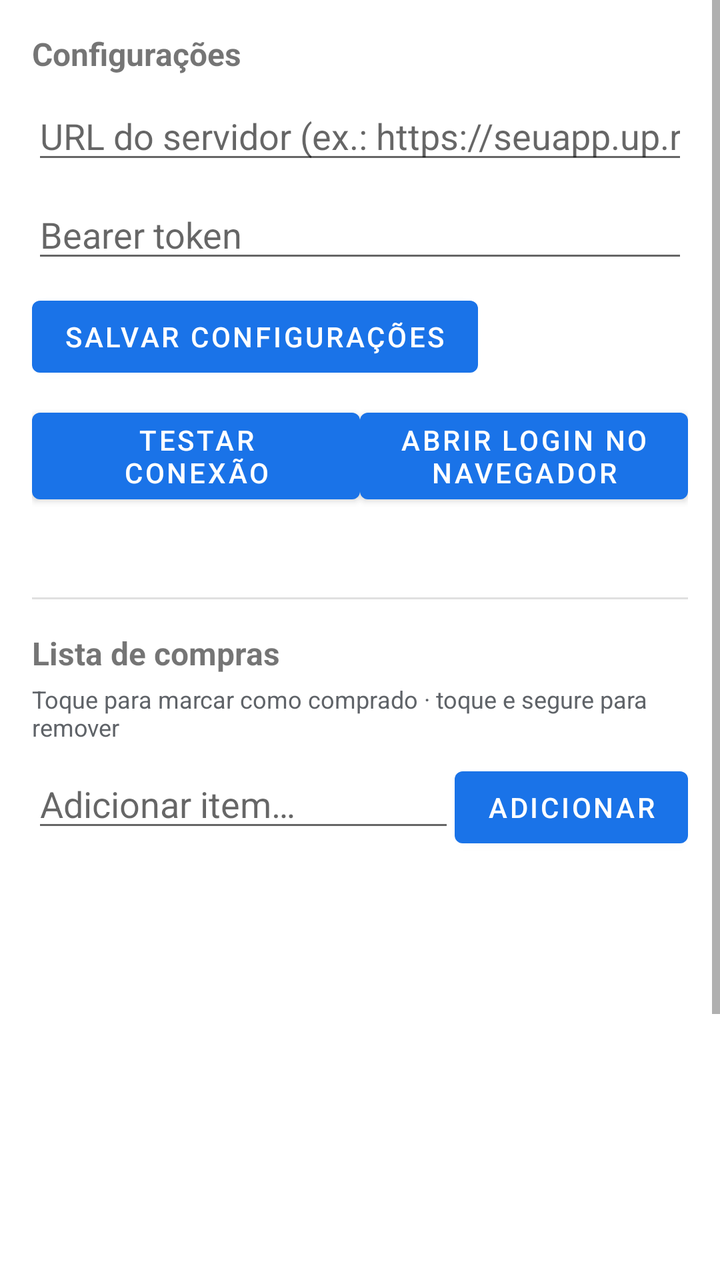
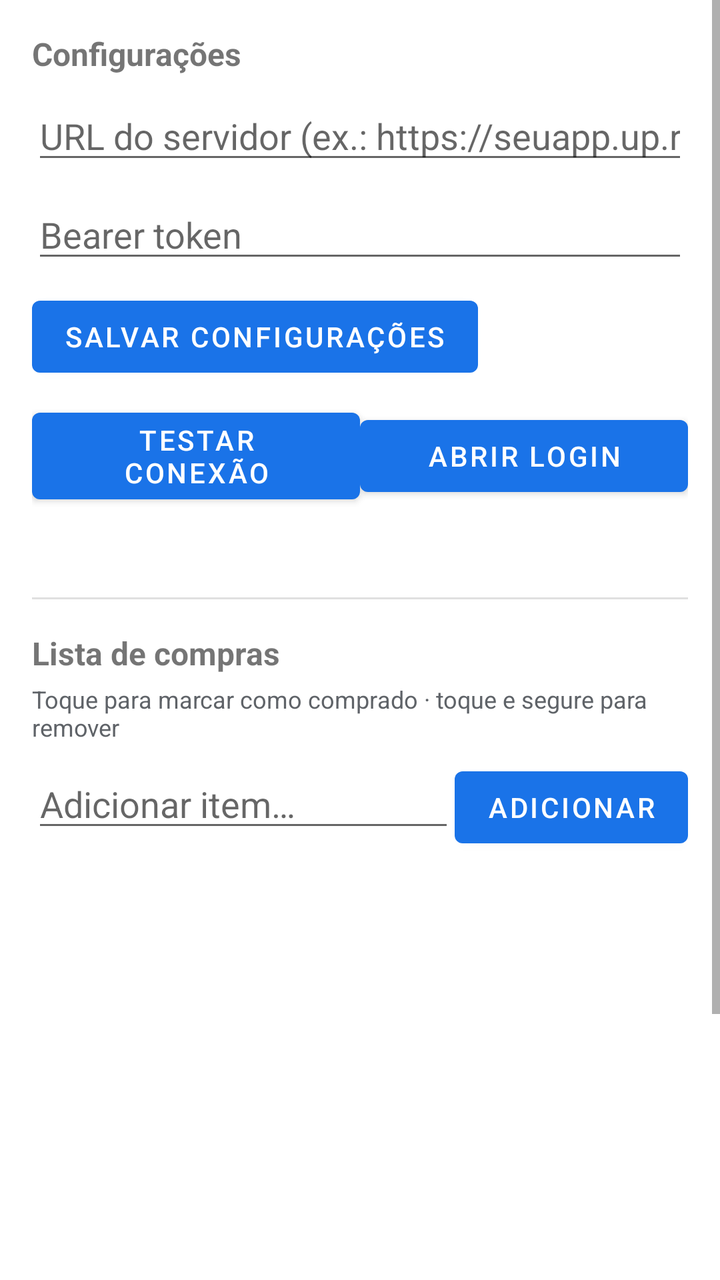

Two renders of the same Android screen: before a commit and after it. Below are the layout's source before the change and the commit's diff.
<!-- AndroidManifest.xml: application theme Theme.AlexaWidget -->
<!-- res/layout/activity_main.xml -->
<?xml version="1.0" encoding="utf-8"?>
<ScrollView xmlns:android="http://schemas.android.com/apk/res/android"
    android:layout_width="match_parent"
    android:layout_height="match_parent">

    <LinearLayout
        android:layout_width="match_parent"
        android:layout_height="wrap_content"
        android:orientation="vertical"
        android:padding="16dp">

        <TextView
            android:layout_width="wrap_content"
            android:layout_height="wrap_content"
            android:text="@string/settings_title"
            android:textStyle="bold"
            android:textSize="16sp"
            android:layout_marginBottom="8dp" />

        <EditText
            android:id="@+id/server_url_input"
            android:layout_width="match_parent"
            android:layout_height="wrap_content"
            android:hint="@string/server_url_hint"
            android:inputType="textUri"
            android:maxLines="1" />

        <EditText
            android:id="@+id/token_input"
            android:layout_width="match_parent"
            android:layout_height="wrap_content"
            android:hint="@string/token_hint"
            android:inputType="textVisiblePassword"
            android:maxLines="1"
            android:layout_marginTop="8dp" />

        <Button
            android:id="@+id/save_settings_button"
            android:layout_width="wrap_content"
            android:layout_height="wrap_content"
            android:text="@string/save_settings"
            android:layout_marginTop="8dp" />

        <LinearLayout
            android:layout_width="match_parent"
            android:layout_height="wrap_content"
            android:orientation="horizontal"
            android:layout_marginTop="8dp">

            <Button
                android:id="@+id/test_connection_button"
                android:layout_width="0dp"
                android:layout_height="wrap_content"
                android:layout_weight="1"
                android:text="@string/test_connection" />

            <Button
                android:id="@+id/open_login_button"
                android:layout_width="0dp"
                android:layout_height="wrap_content"
                android:layout_weight="1"
                android:text="@string/open_login" />
        </LinearLayout>

        <TextView
            android:id="@+id/status_text"
            android:layout_width="match_parent"
            android:layout_height="wrap_content"
            android:layout_marginTop="8dp" />

        <View
            android:layout_width="match_parent"
            android:layout_height="1dp"
            android:background="?android:attr/listDivider"
            android:layout_marginTop="16dp"
            android:layout_marginBottom="16dp" />

        <TextView
            android:layout_width="wrap_content"
            android:layout_height="wrap_content"
            android:text="@string/list_title"
            android:textStyle="bold"
            android:textSize="16sp"
            android:layout_marginBottom="4dp" />

        <TextView
            android:layout_width="wrap_content"
            android:layout_height="wrap_content"
            android:text="@string/items_hint_tap"
            android:textSize="12sp"
            android:textColor="@color/widget_text_secondary"
            android:layout_marginBottom="8dp" />

        <LinearLayout
            android:layout_width="match_parent"
            android:layout_height="wrap_content"
            android:orientation="horizontal">

            <EditText
                android:id="@+id/new_item_input"
                android:layout_width="0dp"
                android:layout_height="wrap_content"
                android:layout_weight="1"
                android:hint="@string/new_item_hint"
                android:maxLines="1" />

            <Button
                android:id="@+id/add_item_button"
                android:layout_width="wrap_content"
                android:layout_height="wrap_content"
                android:text="@string/add" />
        </LinearLayout>

        <ListView
            android:id="@+id/items_list_view"
            android:layout_width="match_parent"
            android:layout_height="300dp"
            android:layout_marginTop="8dp" />

        <Button
            android:id="@+id/refresh_list_button"
            android:layout_width="wrap_content"
            android:layout_height="wrap_content"
            android:text="@string/refresh"
            android:layout_marginTop="8dp" />

    </LinearLayout>
</ScrollView>
<!-- resources referenced by this layout -->
<resources>
  <color name="widget_text_secondary">#FF5F6368</color>
  <string name="add">Adicionar</string>
  <string name="items_hint_tap">Toque para marcar como comprado · toque e segure para remover</string>
  <string name="list_title">Lista de compras</string>
  <string name="new_item_hint">Adicionar item…</string>
  <string name="open_login">Abrir login no navegador</string>
  <string name="refresh">Atualizar</string>
  <string name="save_settings">Salvar configurações</string>
  <string name="server_url_hint">URL do servidor (ex.: https://seuapp.up.railway.app)</string>
  <string name="settings_title">Configurações</string>
  <string name="test_connection">Testar conexão</string>
  <string name="token_hint">Bearer token</string>
  <style name="Theme.AlexaWidget" parent="Theme.MaterialComponents.DayNight.NoActionBar">
          <item name="colorPrimary">@color/widget_accent</item>
          <item name="colorPrimaryDark">@color/widget_accent</item>
          <item name="colorAccent">@color/widget_accent</item>
      </style>
  <color name="widget_accent">#FF1A73E8</color>
</resources>

<!-- the commit's change to res/layout/activity_main.xml (unified diff, before → after) -->
@@ -45,6 +45,7 @@
             android:layout_width="match_parent"
             android:layout_height="wrap_content"
             android:orientation="horizontal"
+            android:gravity="center_vertical"
             android:layout_marginTop="8dp">
 
             <Button
<!-- resource entries referenced after the edit -->
@@ -5,7 +5,7 @@
   <string name="items_hint_tap">Toque para marcar como comprado · toque e segure para remover</string>
   <string name="list_title">Lista de compras</string>
   <string name="new_item_hint">Adicionar item…</string>
-  <string name="open_login">Abrir login no navegador</string>
+  <string name="open_login">Abrir login</string>
   <string name="refresh">Atualizar</string>
   <string name="save_settings">Salvar configurações</string>
   <string name="server_url_hint">URL do servidor (ex.: https://seuapp.up.railway.app)</string>
